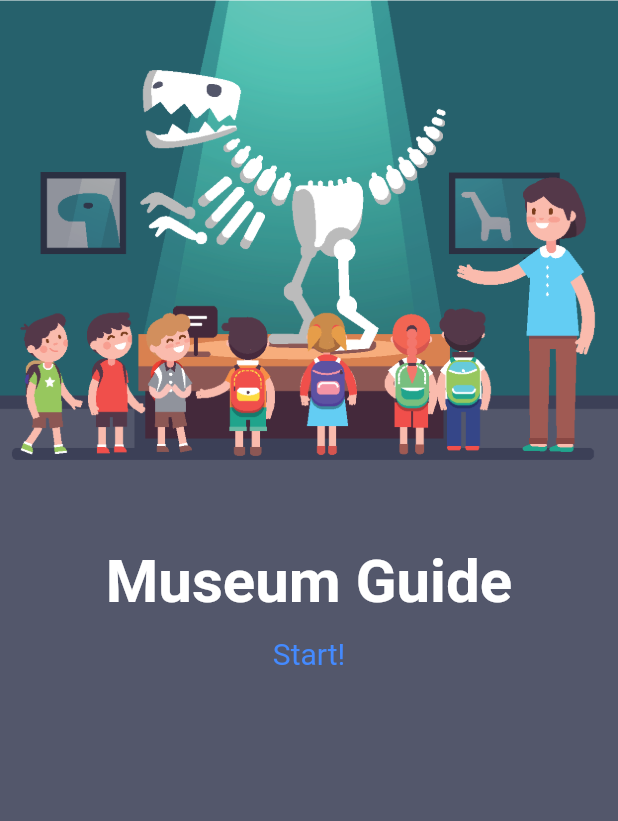
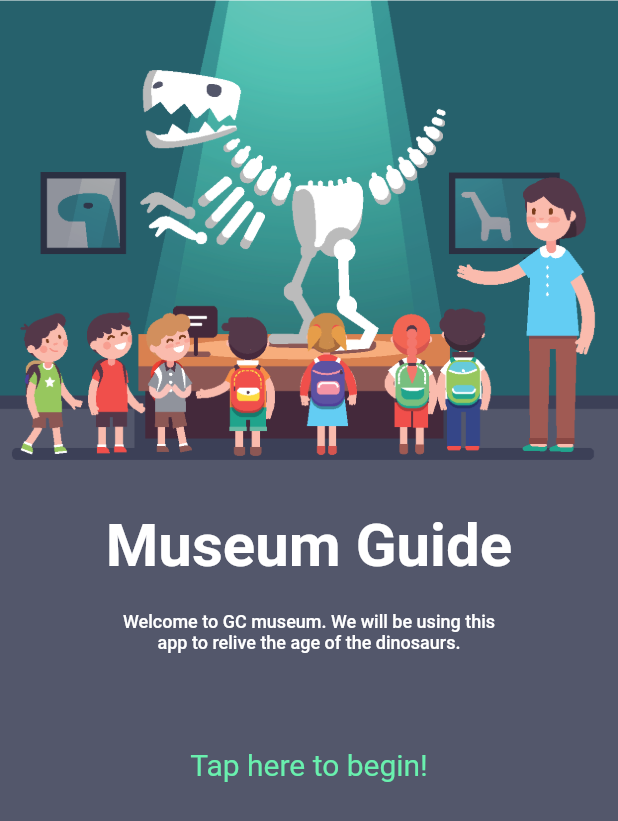
Before and after one commit to hucancode/MuseumGuide, a Flutter app: the screen it shows after launch, on a phone screen of 412 x 824 dp. Shown: the top 821 px of the screen. Run offline on Flutter 3.47's test engine with Material 2 defaults, Android fonts, the light colour scheme and no system bars; our stand-ins replace flutter_markdown.

Commit message:
fix intro screen

```diff
--- a/lib/screens/intro.dart
+++ b/lib/screens/intro.dart
@@ -26,6 +26,7 @@ class IntroState extends State<IntroPage> {
         child: Column(
           mainAxisAlignment: MainAxisAlignment.center,
           children: <Widget>[
+            SizedBox(height: 50),
             Text(
               'Museum Guide',
               style: Theme.of(context).
@@ -33,16 +34,28 @@ class IntroState extends State<IntroPage> {
                 headline1?.
                 copyWith(color: Colors.white),
             ),
+            Padding(
+              padding: EdgeInsets.symmetric(horizontal: 80, vertical: 20),
+              child: Text(
+                'Welcome to GC museum. We will be using this app to relive the age of the dinosaurs. ',
+                style: Theme.of(context).
+                  textTheme.
+                  bodyText1?.
+                  copyWith(color: Colors.white),
+                textAlign: TextAlign.center,
+              ),
+            ),
+            SizedBox(height: 30),
             TextButton(
               onPressed: () {
                 Navigator.pushNamed(context, "/menu");
               },
               child: Text(
-                'Start!',
+                'Tap here to begin!',
                 style: Theme.of(context).
                   textTheme.
                   headline2?.
-                  copyWith(color: Colors.blueAccent),
+                  copyWith(color: Colors.greenAccent),
               ),
             ),
           ],
```
